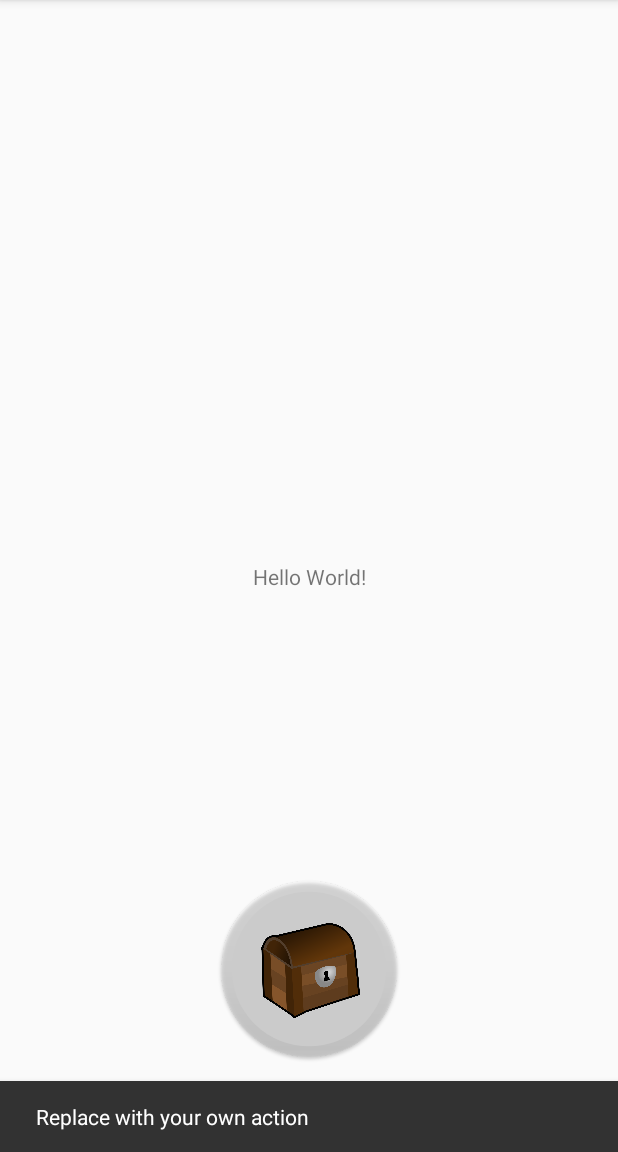
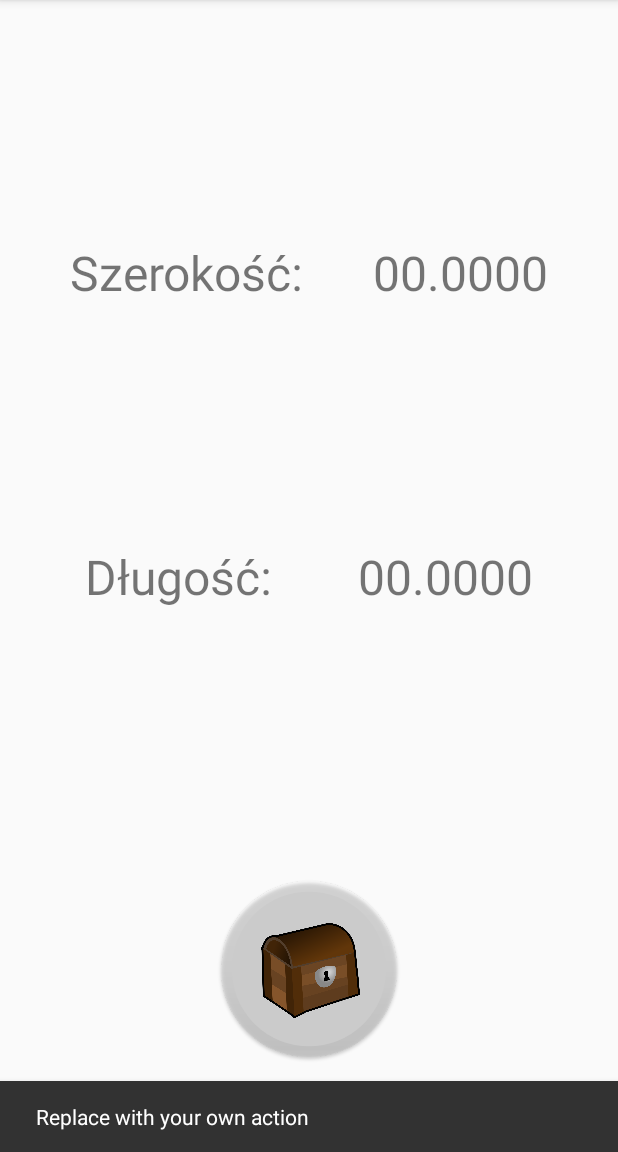
Before and after one commit to mjureczko/maly-poszukiwacz-skarbow, an Android app: the screen it shows after launch (MainActivity), after a tap on an icon or button, on a phone screen of 412 x 824 dp, the part 84-1236 px from its top. Run offline under Robolectric (Android 15) with nearby library versions, the phone set to English and light mode, and no system bars.

Commit message:
labels with position in view

```diff
--- a/app/build.gradle
+++ b/app/build.gradle
@@ -9,7 +9,7 @@ android {
     buildToolsVersion "29.0.2"
     defaultConfig {
         applicationId "pl.marianjureczko.poszukiwacz"
-        minSdkVersion 19
+        minSdkVersion 21
         targetSdkVersion 29
         versionCode 1
         versionName "1.0"
--- a/app/src/main/java/pl/marianjureczko/poszukiwacz/MainActivity.kt
+++ b/app/src/main/java/pl/marianjureczko/poszukiwacz/MainActivity.kt
@@ -1,6 +1,7 @@
 package pl.marianjureczko.poszukiwacz
 
 import android.Manifest.permission.ACCESS_FINE_LOCATION
+import android.app.job.JobScheduler
 import android.content.Context
 import android.content.pm.ActivityInfo
 import android.content.pm.PackageManager
@@ -31,6 +32,7 @@ class MainActivity : AppCompatActivity() {
             Snackbar.make(view, "Replace with your own action", Snackbar.LENGTH_LONG)
                     .setAction("Action", null).show()
         }
+
 
         locationManager = getSystemService(Context.LOCATION_SERVICE) as LocationManager
         if (ContextCompat.checkSelfPermission(this, ACCESS_FINE_LOCATION) == PackageManager.PERMISSION_GRANTED) {
--- a/app/src/main/res/layout/content_main.xml
+++ b/app/src/main/res/layout/content_main.xml
@@ -9,12 +9,48 @@
     tools:showIn="@layout/activity_main">
 
     <TextView
+        android:id="@+id/latValue"
         android:layout_width="wrap_content"
         android:layout_height="wrap_content"
-        android:text="Hello World!"
-        app:layout_constraintBottom_toBottomOf="parent"
-        app:layout_constraintLeft_toLeftOf="parent"
+        android:textSize="@dimen/font_size"
+        android:text="00.0000"
+        app:layout_constraintBottom_toTopOf="@+id/longValue"
+        app:layout_constraintLeft_toRightOf="@+id/latLabel"
         app:layout_constraintRight_toRightOf="parent"
         app:layout_constraintTop_toTopOf="parent" />
 
+    <TextView
+        android:id="@+id/latLabel"
+        android:layout_width="wrap_content"
+        android:layout_height="wrap_content"
+        android:textSize="@dimen/font_size"
+        android:text="Szerokość:"
+        app:layout_constraintBottom_toTopOf="@+id/longLabel"
+        app:layout_constraintLeft_toLeftOf="parent"
+        app:layout_constraintRight_toLeftOf="@+id/latValue"
+        app:layout_constraintTop_toTopOf="parent"
+        />
+
+    <TextView
+        android:id="@+id/longValue"
+        android:layout_height="wrap_content"
+        android:layout_width="wrap_content"
+        android:textSize="@dimen/font_size"
+        android:text="00.0000"
+        app:layout_constraintBottom_toBottomOf="parent"
+        app:layout_constraintLeft_toRightOf="@+id/longLabel"
+        app:layout_constraintRight_toRightOf="parent"
+        app:layout_constraintTop_toTopOf="parent" />
+
+    <TextView
+        android:id="@+id/longLabel"
+        android:layout_height="wrap_content"
+        android:layout_width="wrap_content"
+        android:textSize="@dimen/font_size"
+        android:text="Długość:"
+        app:layout_constraintBottom_toBottomOf="parent"
+        app:layout_constraintLeft_toLeftOf="parent"
+        app:layout_constraintRight_toLeftOf="@+id/longValue"
+        app:layout_constraintTop_toTopOf="parent"
+        />
 </androidx.constraintlayout.widget.ConstraintLayout>
--- a/app/src/main/res/values/dimens.xml
+++ b/app/src/main/res/values/dimens.xml
@@ -1,4 +1,7 @@
 <resources  xmlns:tools="http://schemas.android.com/tools">
     <dimen name="fab_margin">16dp</dimen>
     <dimen name="design_fab_image_size" tools:override="true">66dp</dimen>
+<!--    <dimen name="textview_height">40dp</dimen>-->
+    <dimen name="font_size">32dp</dimen>
+    <dimen name="textview_width">200dp</dimen>
 </resources>
```
